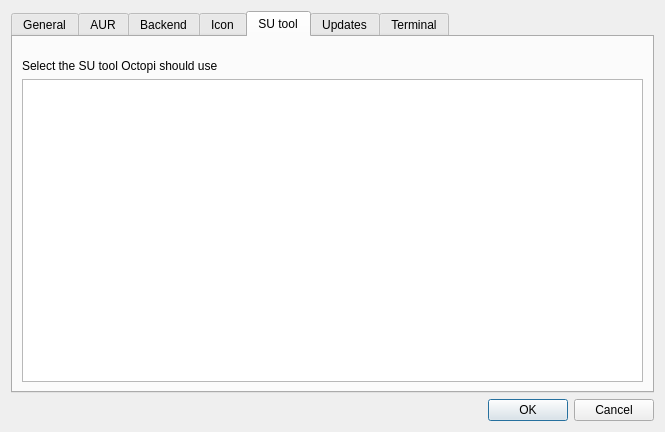
First picture: the form in ui/optionsdialog.ui, repository aarnt/octopi, before the edit.
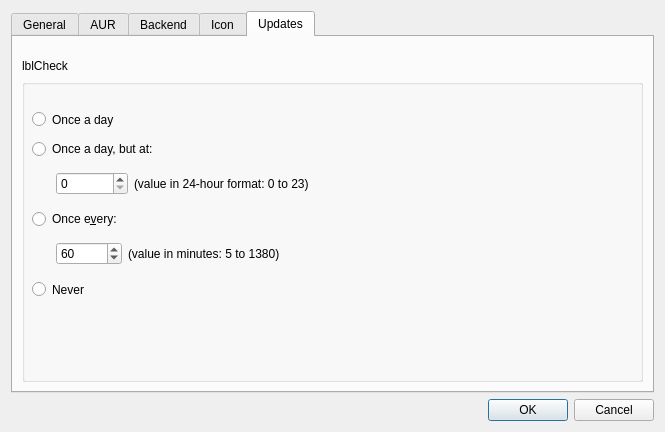
Second picture: the form after the edit. The open tabs and pages were chosen to show the change.

Commit message: - Added class to support AUR vote; - BugFix: Now Actions tab is disable while in AUR mode; - Refactorings here and there.

```diff
--- a/ui/optionsdialog.ui
+++ b/ui/optionsdialog.ui
@@ -646,52 +646,6 @@
          </item>
         </layout>
        </widget>
-       <widget class="QWidget" name="tabSUTool">
-        <attribute name="title">
-         <string>SU tool</string>
-        </attribute>
-        <layout class="QGridLayout" name="gridLayout_8">
-         <item row="0" column="0">
-          <spacer name="verticalSpacer_6">
-           <property name="orientation">
-            <enum>Qt::Vertical</enum>
-           </property>
-           <property name="sizeType">
-            <enum>QSizePolicy::Minimum</enum>
-           </property>
-           <property name="sizeHint" stdset="0">
-            <size>
-             <width>20</width>
-             <height>13</height>
-            </size>
-           </property>
-          </spacer>
-         </item>
-         <item row="1" column="0">
-          <widget class="QLabel" name="lblSUTool">
-           <property name="text">
-            <string>Select the SU tool Octopi should use</string>
-           </property>
-           <property name="textFormat">
-            <enum>Qt::PlainText</enum>
-           </property>
-          </widget>
-         </item>
-         <item row="2" column="0">
-          <widget class="QTableWidget" name="twSUTool">
-           <property name="baseSize">
-            <size>
-             <width>0</width>
-             <height>0</height>
-            </size>
-           </property>
-           <property name="frameShadow">
-            <enum>QFrame::Plain</enum>
-           </property>
-          </widget>
-         </item>
-        </layout>
-       </widget>
        <widget class="QWidget" name="tabSync">
         <attribute name="title">
          <string>Updates</string>
@@ -951,49 +905,6 @@
          </item>
         </layout>
        </widget>
-       <widget class="QWidget" name="tabTerminal">
-        <attribute name="title">
-         <string>Terminal</string>
-        </attribute>
-        <layout class="QGridLayout" name="gridLayout_2">
-         <item row="2" column="0">
-          <widget class="QLabel" name="lblTerminal">
-           <property name="text">
-            <string>Select the terminal Octopi should use</string>
-           </property>
-          </widget>
-         </item>
-         <item row="0" column="0">
-          <spacer name="verticalSpacer">
-           <property name="orientation">
-            <enum>Qt::Vertical</enum>
-           </property>
-           <property name="sizeType">
-            <enum>QSizePolicy::Minimum</enum>
-           </property>
-           <property name="sizeHint" stdset="0">
-            <size>
-             <width>20</width>
-             <height>13</height>
-            </size>
-           </property>
-          </spacer>
-         </item>
-         <item row="3" column="0">
-          <widget class="QTableWidget" name="twTerminal">
-           <property name="baseSize">
-            <size>
-             <width>0</width>
-             <height>0</height>
-            </size>
-           </property>
-           <property name="frameShadow">
-            <enum>QFrame::Plain</enum>
-           </property>
-          </widget>
-         </item>
-        </layout>
-       </widget>
       </widget>
      </item>
      <item>
```
Left out of the diff: 3 changed lines with no effect on the pictures. The commit also changes 20 other files.
